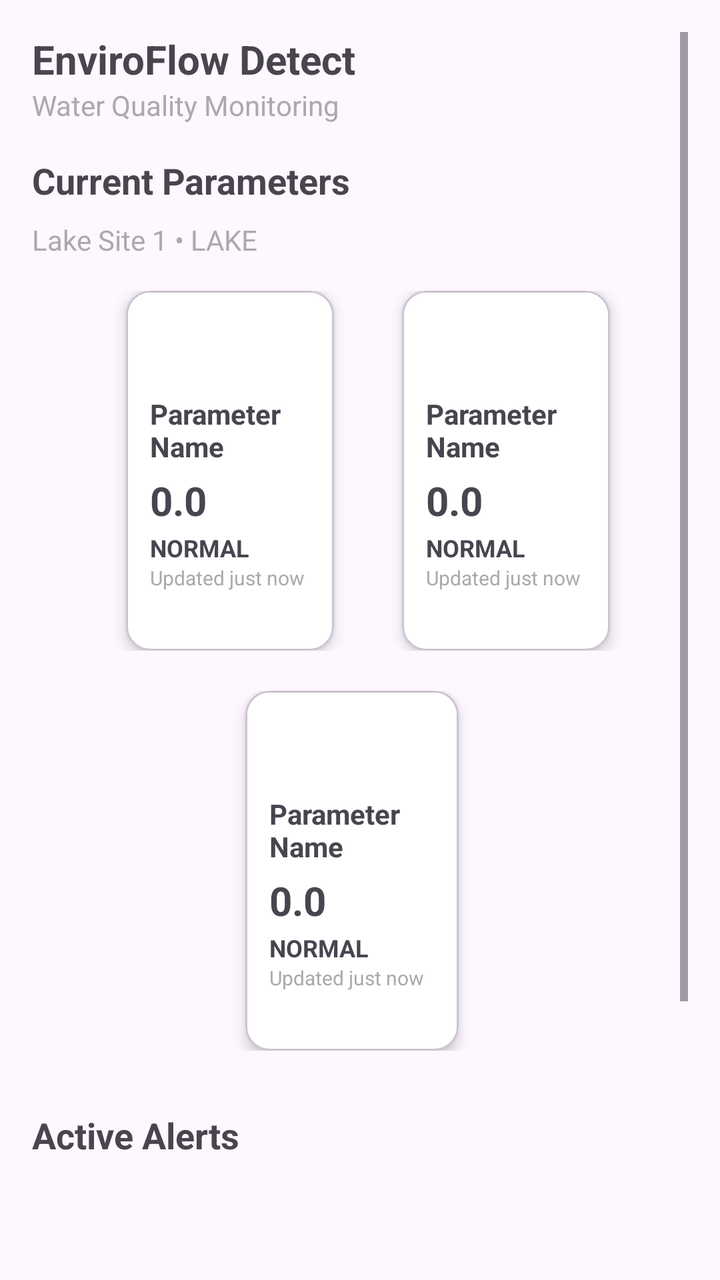
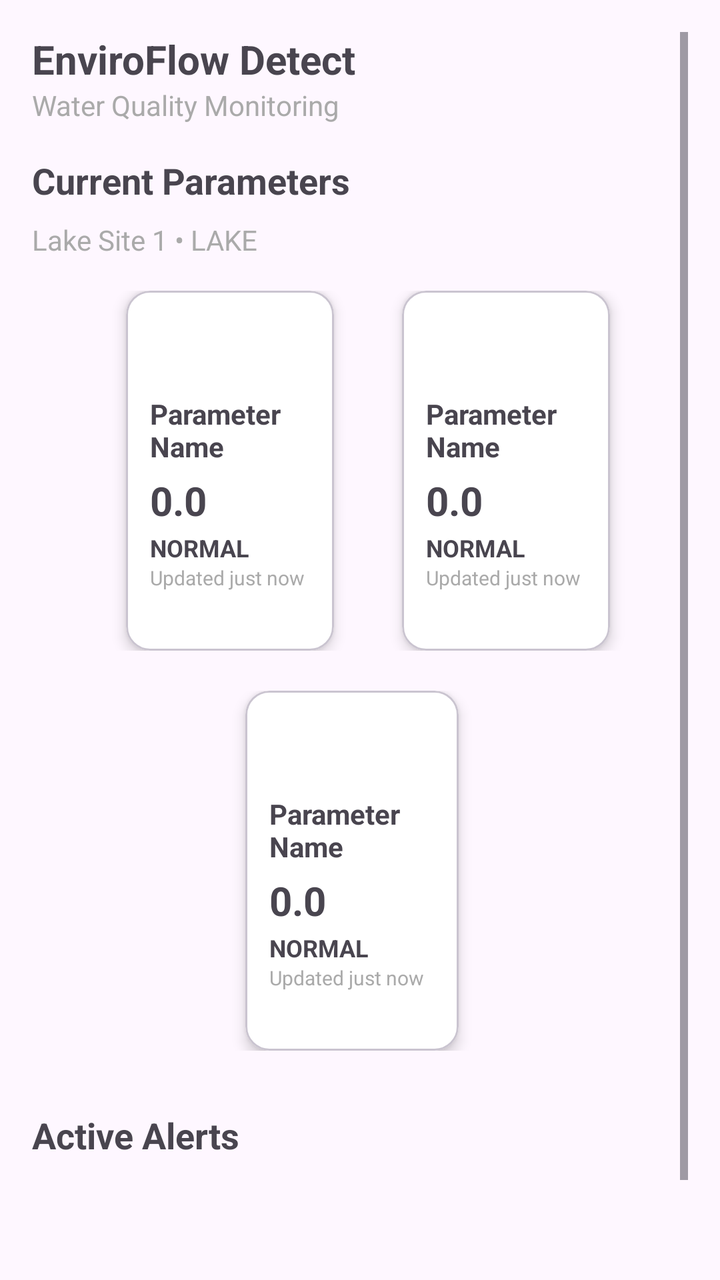

Screens rendered from an Android XML layout before and after an edit, with the pre-edit source and the edit as a unified diff.
<!-- AndroidManifest.xml: application theme Theme.ED_System -->
<!-- res/layout/fragment_dashboard.xml -->
<ScrollView xmlns:android="http://schemas.android.com/apk/res/android"
    xmlns:tools="http://schemas.android.com/tools"
    android:layout_width="match_parent"
    android:layout_height="match_parent"
    android:padding="16dp"
    android:fillViewport="true">

    <LinearLayout
        android:layout_width="match_parent"
        android:layout_height="wrap_content"
        android:orientation="vertical">

        
        <TextView
            android:id="@+id/appTitle"
            android:layout_width="wrap_content"
            android:layout_height="wrap_content"
            android:text="EnviroFlow Detect"
            android:textSize="20sp"
            android:textStyle="bold" />

        <TextView
            android:id="@+id/appSubtitle"
            android:layout_width="wrap_content"
            android:layout_height="wrap_content"
            android:text="Water Quality Monitoring"
            android:textSize="14sp"
            android:textColor="@android:color/darker_gray"
            android:layout_marginBottom="16dp" />

        
        <TextView
            android:layout_width="wrap_content"
            android:layout_height="wrap_content"
            android:text="Current Parameters"
            android:textSize="18sp"
            android:textStyle="bold"
            android:layout_marginBottom="8dp" />

        <TextView
            android:id="@+id/deviceSiteLocation"
            android:layout_width="wrap_content"
            android:layout_height="wrap_content"
            android:text="Lake Site 1 • LAKE"
            android:textSize="14sp"
            android:textColor="@android:color/darker_gray"
            android:layout_marginBottom="16dp" />

        
        <LinearLayout
            android:layout_width="match_parent"
            android:layout_height="180dp"
            android:gravity="center"
            android:orientation="horizontal"
            android:weightSum="3">

            <Space
                android:layout_width="0dp"
                android:layout_height="0dp"
                android:layout_weight="0.25" />

            <include
                android:id="@+id/tempCard"
                layout="@layout/item_parameter_card"
                android:layout_width="0dp"
                android:layout_height="180dp"
                android:layout_weight="1"
                android:layout_marginStart="8dp" />

            <Space
                android:layout_width="0dp"
                android:layout_height="0dp"
                android:layout_weight="0.25" />

            <include
                android:id="@+id/phCard"
                layout="@layout/item_parameter_card"
                android:layout_width="0dp"
                android:layout_height="180dp"
                android:layout_marginStart="8dp"
                android:layout_weight="1" />

            <Space
                android:layout_width="0dp"
                android:layout_height="0dp"
                android:layout_weight="0.25" />
        </LinearLayout>

        
        <LinearLayout
            android:layout_width="match_parent"
            android:layout_height="180dp"
            android:gravity="center"
            android:layout_marginTop="20dp"
            android:orientation="horizontal"
            android:weightSum="3">

            <Space
                android:layout_width="0dp"
                android:layout_height="0dp"
                android:layout_weight="0.25" />

            <include
                android:id="@+id/doCard"
                layout="@layout/item_parameter_card"
                android:layout_width="0dp"
                android:layout_height="180dp"
                android:layout_marginEnd="8dp"
                android:layout_weight="1" />

            <Space
                android:layout_width="0dp"
                android:layout_height="0dp"
                android:layout_weight="0.25" />
        </LinearLayout>

        
        <TextView
            android:id="@+id/activeAlertsTitle"
            android:layout_width="wrap_content"
            android:layout_height="wrap_content"
            android:text="Active Alerts"
            android:textSize="18sp"
            android:textStyle="bold"
            android:layout_marginTop="30dp"
            android:layout_marginBottom="8dp" />

        <FrameLayout
            android:layout_width="match_parent"
            android:layout_height="wrap_content">

            <androidx.recyclerview.widget.RecyclerView
                android:id="@+id/alertsRecyclerView"
                android:layout_width="match_parent"
                android:layout_height="wrap_content"
                android:overScrollMode="never"
                android:nestedScrollingEnabled="false"
                android:layout_marginBottom="8dp" />

            <TextView
                android:id="@+id/noAlertsText"
                android:layout_width="match_parent"
                android:layout_height="wrap_content"
                android:text="No Active Alerts"
                android:textAlignment="center"
                android:padding="16dp"
                android:textColor="@android:color/darker_gray"
                android:textSize="16sp"
                android:visibility="gone" />
        </FrameLayout>



        
        <TextView
            android:layout_width="wrap_content"
            android:layout_height="wrap_content"
            android:text="Device Status"
            android:textSize="18sp"
            android:textStyle="bold"
            android:layout_marginTop="30dp"
            android:layout_marginBottom="8dp" />

        <include
            android:id="@+id/deviceCard"
            layout="@layout/item_device_card"
            android:layout_width="match_parent"
            android:layout_height="wrap_content"
            android:layout_marginBottom="20dp" />

    </LinearLayout>
</ScrollView>
<!-- res/layout/item_parameter_card.xml (included above) -->
<?xml version="1.0" encoding="utf-8"?>
<com.google.android.material.card.MaterialCardView xmlns:android="http://schemas.android.com/apk/res/android"
    xmlns:app="http://schemas.android.com/apk/res-auto"
    android:layout_width="match_parent"
    android:layout_height="wrap_content"
    android:layout_margin="8dp"
    app:cardCornerRadius="12dp"
    app:cardBackgroundColor="@android:color/white"
    app:cardElevation="4dp">

    <LinearLayout
        android:layout_width="match_parent"
        android:layout_height="wrap_content"
        android:orientation="vertical"
        android:padding="12dp">

        <ImageView
            android:id="@+id/icon"
            android:layout_width="32dp"
            android:layout_height="32dp"
            android:layout_gravity="top" />

        <TextView
            android:id="@+id/name"
            android:layout_width="wrap_content"
            android:layout_height="wrap_content"
            android:text="Parameter Name"
            android:textSize="14sp"
            android:textStyle="bold"
            android:layout_marginTop="8dp" />

        <TextView
            android:id="@+id/value"
            android:layout_width="wrap_content"
            android:layout_height="wrap_content"
            android:text="0.0"
            android:textSize="20sp"
            android:textStyle="bold"
            android:layout_marginTop="4dp" />

        <TextView
            android:id="@+id/status"
            android:layout_width="wrap_content"
            android:layout_height="wrap_content"
            android:text="NORMAL"
            android:textStyle="bold"
            android:textSize="12sp"
            android:layout_marginTop="2dp" />

        <TextView
            android:id="@+id/updated"
            android:layout_width="wrap_content"
            android:layout_height="wrap_content"
            android:text="Updated just now"
            android:textSize="10sp"
            android:textColor="@android:color/darker_gray" />
    </LinearLayout>

</com.google.android.material.card.MaterialCardView>
<!-- res/layout/item_device_card.xml (included above) -->
<?xml version="1.0" encoding="utf-8"?>
<com.google.android.material.card.MaterialCardView xmlns:android="http://schemas.android.com/apk/res/android"
    xmlns:app="http://schemas.android.com/apk/res-auto"
    android:layout_width="match_parent"
    android:layout_height="wrap_content"
    android:layout_marginTop="4dp"
    android:layout_marginBottom="16dp"
    app:cardCornerRadius="12dp"
    app:cardElevation="4dp"
    app:cardBackgroundColor="@android:color/white"
    android:padding="16dp">

    <LinearLayout
        android:layout_width="match_parent"
        android:layout_height="wrap_content"
        android:orientation="vertical"
        android:padding="16dp">

        <LinearLayout
            android:layout_width="match_parent"
            android:layout_height="wrap_content"
            android:orientation="horizontal"
            android:gravity="center_vertical"
            android:layout_marginBottom="8dp">

            <LinearLayout
                android:layout_width="0dp"
                android:layout_height="wrap_content"
                android:layout_weight="1"
                android:orientation="vertical">

                <TextView
                    android:id="@+id/deviceName"
                    android:layout_width="wrap_content"
                    android:layout_height="wrap_content"
                    android:text="Device Name"
                    android:textSize="16sp"
                    android:textStyle="bold"
                    android:layout_marginBottom="2dp" />

                <TextView
                    android:id="@+id/deviceId"
                    android:layout_width="wrap_content"
                    android:layout_height="wrap_content"
                    android:text="Device ID"
                    android:textSize="14sp"
                    android:textColor="#777" />
            </LinearLayout>

            <TextView
                android:id="@+id/deviceStatus"
                android:layout_width="wrap_content"
                android:layout_height="wrap_content"
                android:text="DISCONNECTED"
                android:textSize="12sp"
                android:textColor="#FFFFFF"
                android:background="@drawable/status_disconnected_bg"
                android:paddingHorizontal="10dp"
                android:paddingVertical="5dp" />
        </LinearLayout>

        <LinearLayout
            android:layout_width="match_parent"
            android:layout_height="wrap_content"
            android:orientation="horizontal"
            android:gravity="center_vertical"
            android:layout_marginBottom="6dp">

            <ImageView
                android:id="@+id/batteryIcon"
                android:layout_width="20dp"
                android:layout_height="20dp"
                android:layout_marginEnd="6dp"
                android:src="@drawable/ic_battery"
                app:tint="#4CAF50" />

            <TextView
                android:id="@+id/batteryLevel"
                android:layout_width="wrap_content"
                android:layout_height="wrap_content"
                android:text="Battery --%"
                android:textSize="14sp"
                android:textColor="#4CAF50" />

            <View
                android:layout_width="0dp"
                android:layout_height="0dp"
                android:layout_weight="1" />


            <ImageView
                android:id="@+id/signalIcon"
                android:layout_width="20dp"
                android:layout_height="20dp"
                android:layout_marginEnd="6dp"
                android:src="@drawable/ic_signal"
                app:tint="#000000" />

            <TextView
                android:id="@+id/signalStrength"
                android:layout_width="wrap_content"
                android:layout_height="wrap_content"
                android:text="Signal --%"
                android:textSize="14sp" />
        </LinearLayout>


        <TextView
            android:id="@+id/lastReading"
            android:layout_width="wrap_content"
            android:layout_height="wrap_content"
            android:text="Last Reading: --"
            android:textSize="12sp"
            android:textColor="#777" />
    </LinearLayout>
</com.google.android.material.card.MaterialCardView>
<!-- resources referenced by this layout -->
<resources>
  <!-- drawable ic_battery (drawable) -->
  <?xml version="1.0" encoding="utf-8"?>
      <vector xmlns:android="http://schemas.android.com/apk/res/android"
          android:width="24dp"
          android:height="24dp"
          android:viewportWidth="24"
          android:viewportHeight="24">
          <path
              android:fillColor="#000"
              android:pathData="M16,4h-1V2h-6v2H8C6.9,4 6,4.9 6,6v14c0,1.1 0.9,2 2,2h8c1.1,0 2,-0.9 2,-2V6C18,4.9 17.1,4 16,4z" />
      </vector>
  <!-- drawable ic_signal: png bitmap (drawable, 5780 bytes) -->
  <!-- drawable status_disconnected_bg (drawable) -->
  <?xml version="1.0" encoding="utf-8"?>
  <shape xmlns:android="http://schemas.android.com/apk/res/android"
      android:shape="rectangle">
      <solid android:color="#F44336"/> 
      <corners android:radius="8dp"/>
      <padding
          android:left="8dp"
          android:top="4dp"
          android:right="8dp"
          android:bottom="4dp"/>
  </shape>
  <style name="Theme.ED_System" parent="Base.Theme.ED_System" />
  <style name="Base.Theme.ED_System" parent="Theme.Material3.DayNight.NoActionBar">
          
          
      </style>
</resources>

<!-- the commit's change to res/layout/fragment_dashboard.xml (unified diff, before → after) -->
@@ -161,12 +161,14 @@
             android:layout_marginTop="30dp"
             android:layout_marginBottom="8dp" />
 
-        <include
-            android:id="@+id/deviceCard"
-            layout="@layout/item_device_card"
-            android:layout_width="match_parent"
-            android:layout_height="wrap_content"
+        <androidx.recyclerview.widget.RecyclerView
+            android:id="@+id/deviceRecycler"
+            android:layout_width="match_parent"
+            android:layout_height="wrap_content"
+            android:overScrollMode="never"
+            android:nestedScrollingEnabled="false"
             android:layout_marginBottom="20dp" />
+
 
     </LinearLayout>
 </ScrollView>
@@ -230,120 +232,3 @@
     </LinearLayout>
 
 </com.google.android.material.card.MaterialCardView>
-<!-- res/layout/item_device_card.xml (included above) -->
-<?xml version="1.0" encoding="utf-8"?>
-<com.google.android.material.card.MaterialCardView xmlns:android="http://schemas.android.com/apk/res/android"
-    xmlns:app="http://schemas.android.com/apk/res-auto"
-    android:layout_width="match_parent"
-    android:layout_height="wrap_content"
-    android:layout_marginTop="4dp"
-    android:layout_marginBottom="16dp"
-    app:cardCornerRadius="12dp"
-    app:cardElevation="4dp"
-    app:cardBackgroundColor="@android:color/white"
-    android:padding="16dp">
-
-    <LinearLayout
-        android:layout_width="match_parent"
-        android:layout_height="wrap_content"
-        android:orientation="vertical"
-        android:padding="16dp">
-
-        <LinearLayout
-            android:layout_width="match_parent"
-            android:layout_height="wrap_content"
-            android:orientation="horizontal"
-            android:gravity="center_vertical"
-            android:layout_marginBottom="8dp">
-
-            <LinearLayout
-                android:layout_width="0dp"
-                android:layout_height="wrap_content"
-                android:layout_weight="1"
-                android:orientation="vertical">
-
-                <TextView
-                    android:id="@+id/deviceName"
-                    android:layout_width="wrap_content"
-                    android:layout_height="wrap_content"
-                    android:text="Device Name"
-                    android:textSize="16sp"
-                    android:textStyle="bold"
-                    android:layout_marginBottom="2dp" />
-
-                <TextView
-                    android:id="@+id/deviceId"
-                    android:layout_width="wrap_content"
-                    android:layout_height="wrap_content"
-                    android:text="Device ID"
-                    android:textSize="14sp"
-                    android:textColor="#777" />
-            </LinearLayout>
-
-            <TextView
-                android:id="@+id/deviceStatus"
-                android:layout_width="wrap_content"
-                android:layout_height="wrap_content"
-                android:text="DISCONNECTED"
-                android:textSize="12sp"
-                android:textColor="#FFFFFF"
-                android:background="@drawable/status_disconnected_bg"
-                android:paddingHorizontal="10dp"
-                android:paddingVertical="5dp" />
-        </LinearLayout>
-
-        <LinearLayout
-            android:layout_width="match_parent"
-            android:layout_height="wrap_content"
-            android:orientation="horizontal"
-            android:gravity="center_vertical"
-            android:layout_marginBottom="6dp">
-
-            <ImageView
-                android:id="@+id/batteryIcon"
-                android:layout_width="20dp"
-                android:layout_height="20dp"
-                android:layout_marginEnd="6dp"
-                android:src="@drawable/ic_battery"
-                app:tint="#4CAF50" />
-
-            <TextView
-                android:id="@+id/batteryLevel"
-                android:layout_width="wrap_content"
-                android:layout_height="wrap_content"
-                android:text="Battery --%"
-                android:textSize="14sp"
-                android:textColor="#4CAF50" />
-
-            <View
-                android:layout_width="0dp"
-                android:layout_height="0dp"
-                android:layout_weight="1" />
-
-
-            <ImageView
-                android:id="@+id/signalIcon"
-                android:layout_width="20dp"
-                android:layout_height="20dp"
-                android:layout_marginEnd="6dp"
-                android:src="@drawable/ic_signal"
-                app:tint="#000000" />
-
-            <TextView
-                android:id="@+id/signalStrength"
-                android:layout_width="wrap_content"
-                android:layout_height="wrap_content"
-                android:text="Signal --%"
-                android:textSize="14sp" />
-        </LinearLayout>
-
-
-        <TextView
-            android:id="@+id/lastReading"
-            android:layout_width="wrap_content"
-            android:layout_height="wrap_content"
-            android:text="Last Reading: --"
-            android:textSize="12sp"
-            android:textColor="#777" />
-    </LinearLayout>
-</com.google.android.material.card.MaterialCardView>
<!-- resource entries referenced after the edit -->
@@ -1,29 +1,5 @@
 <!-- resources referenced by this layout -->
 <resources>
-  <!-- drawable ic_battery (drawable) -->
-  <?xml version="1.0" encoding="utf-8"?>
-      <vector xmlns:android="http://schemas.android.com/apk/res/android"
-          android:width="24dp"
-          android:height="24dp"
-          android:viewportWidth="24"
-          android:viewportHeight="24">
-          <path
-              android:fillColor="#000"
-              android:pathData="M16,4h-1V2h-6v2H8C6.9,4 6,4.9 6,6v14c0,1.1 0.9,2 2,2h8c1.1,0 2,-0.9 2,-2V6C18,4.9 17.1,4 16,4z" />
-      </vector>
-  <!-- drawable ic_signal: png bitmap (drawable, 5780 bytes) -->
-  <!-- drawable status_disconnected_bg (drawable) -->
-  <?xml version="1.0" encoding="utf-8"?>
-  <shape xmlns:android="http://schemas.android.com/apk/res/android"
-      android:shape="rectangle">
-      <solid android:color="#F44336"/> 
-      <corners android:radius="8dp"/>
-      <padding
-          android:left="8dp"
-          android:top="4dp"
-          android:right="8dp"
-          android:bottom="4dp"/>
-  </shape>
   <style name="Theme.ED_System" parent="Base.Theme.ED_System" />
   <style name="Base.Theme.ED_System" parent="Theme.Material3.DayNight.NoActionBar">
           
